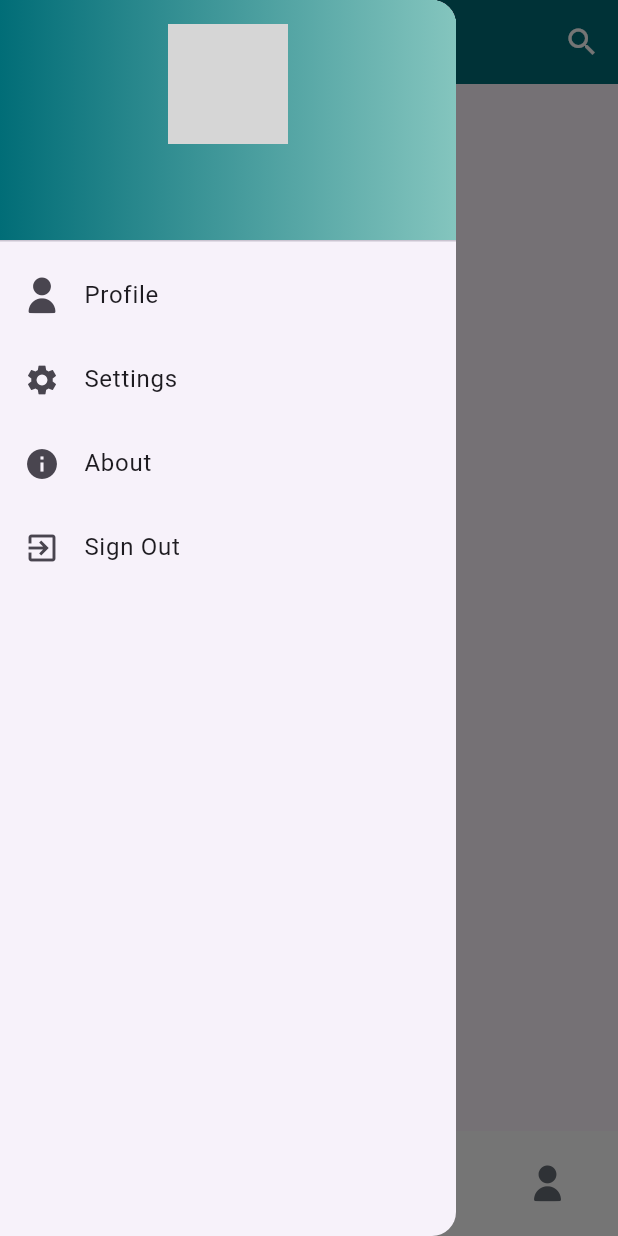
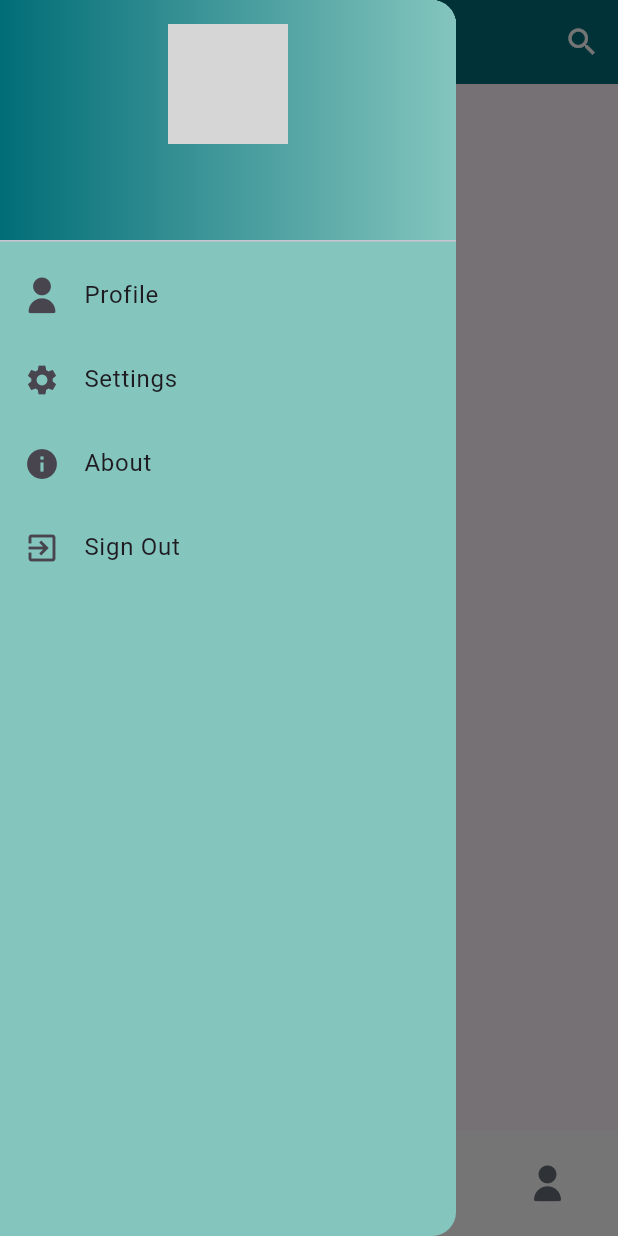
Before and after one commit to devindxdev/UnivolveApp, a Flutter app: the screen it shows once a user with an empty profile is signed in, with the side drawer open, on a phone screen of 412 x 824 dp. Run offline on Flutter 3.47's test engine with Material 3 defaults, Android fonts, the phone set to English and light mode, and no system bars; drawn by our look-alikes of google_nav_bar; our stand-ins replace cloud_firestore, firebase_auth, firebase_core; accounts and stored records are empty; Roboto replaces fonts that are missing (Poppins); grey boxes are pictures that could not be loaded.

Commit message:
added Drawer

```diff
--- a/lib/pages/homepage.dart
+++ b/lib/pages/homepage.dart
@@ -93,7 +93,8 @@ class _HomePageState extends State<HomePage> {
 
   @override
   Widget build(BuildContext context) {
-    return Scaffold(
+    return SafeArea(
+      child: Scaffold(
         appBar: AppBar(
           title: Text(
             'U N I V O L V E',
@@ -104,6 +105,13 @@ class _HomePageState extends State<HomePage> {
               color: Colors.white,
             ),
           ),
+          // leading: IconButton(
+          //   icon:
+          //       Icon(Icons.menu, color: Colors.white), // Custom icon and color
+          //   onPressed: () {
+          //     Scaffold.of(context).openDrawer();
+          //   },
+          // ),
           actions: [
             IconButton(
               icon: Icon(Icons.search),
@@ -116,6 +124,7 @@ class _HomePageState extends State<HomePage> {
           elevation: 0,
         ),
         drawer: Drawer(
+          backgroundColor: Color(0xff84C5BE),
           child: ListView(
             children: <Widget>[
               DrawerHeader(
@@ -223,6 +232,7 @@ class _HomePageState extends State<HomePage> {
             ),
           ),
         ),
+      ),
     );
   }
 }
```
Lines whose indentation alone changed are shown as unchanged.
